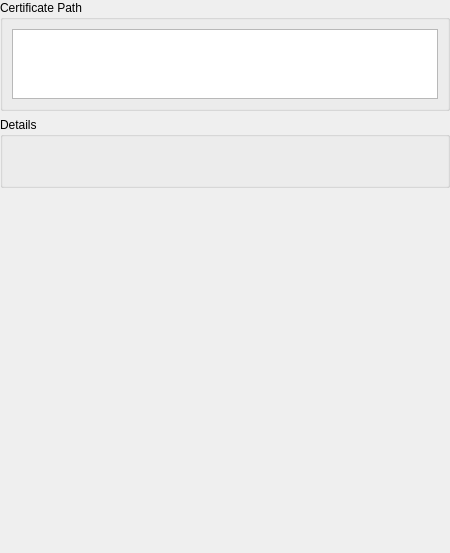
Qt form resources/ui/widget/certificatedetail.ui (jdoubleu/certman) before a commit.
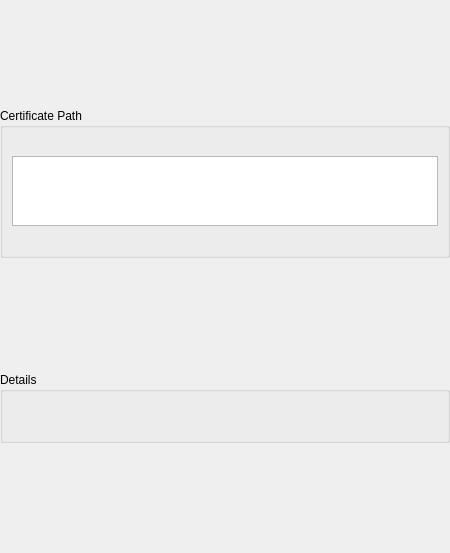
The same form after that commit.

Commit message: Fix certificate extension word wrap

```diff
--- a/resources/ui/widget/certificatedetail.ui
+++ b/resources/ui/widget/certificatedetail.ui
@@ -10,6 +10,24 @@
     <height>553</height>
    </rect>
   </property>
+  <property name="sizePolicy">
+   <sizepolicy hsizetype="Expanding" vsizetype="Preferred">
+    <horstretch>0</horstretch>
+    <verstretch>0</verstretch>
+   </sizepolicy>
+  </property>
+  <property name="minimumSize">
+   <size>
+    <width>0</width>
+    <height>0</height>
+   </size>
+  </property>
+  <property name="maximumSize">
+   <size>
+    <width>16777215</width>
+    <height>16777215</height>
+   </size>
+  </property>
   <property name="windowTitle">
    <string>Form</string>
   </property>
@@ -29,14 +47,14 @@
    <item>
     <widget class="QScrollArea" name="scrollArea">
      <property name="sizePolicy">
-      <sizepolicy hsizetype="Fixed" vsizetype="Expanding">
+      <sizepolicy hsizetype="Expanding" vsizetype="Preferred">
        <horstretch>0</horstretch>
        <verstretch>0</verstretch>
       </sizepolicy>
      </property>
      <property name="minimumSize">
       <size>
-       <width>450</width>
+       <width>0</width>
        <height>0</height>
       </size>
      </property>
@@ -67,15 +85,21 @@
         <x>0</x>
         <y>0</y>
         <width>450</width>
-        <height>273</height>
+        <height>553</height>
        </rect>
       </property>
       <property name="sizePolicy">
-       <sizepolicy hsizetype="Preferred" vsizetype="Fixed">
+       <sizepolicy hsizetype="Maximum" vsizetype="Preferred">
         <horstretch>0</horstretch>
         <verstretch>0</verstretch>
        </sizepolicy>
       </property>
+      <property name="maximumSize">
+       <size>
+        <width>450</width>
+        <height>16777215</height>
+       </size>
+      </property>
       <layout class="QVBoxLayout" name="content_layout">
        <property name="leftMargin">
         <number>0</number>
@@ -188,7 +212,7 @@
        <item>
         <widget class="QGroupBox" name="certificate_details">
          <property name="sizePolicy">
-          <sizepolicy hsizetype="Preferred" vsizetype="Expanding">
+          <sizepolicy hsizetype="Preferred" vsizetype="Preferred">
            <horstretch>0</horstretch>
            <verstretch>0</verstretch>
           </sizepolicy>
```
The commit also changes 1 other file.
